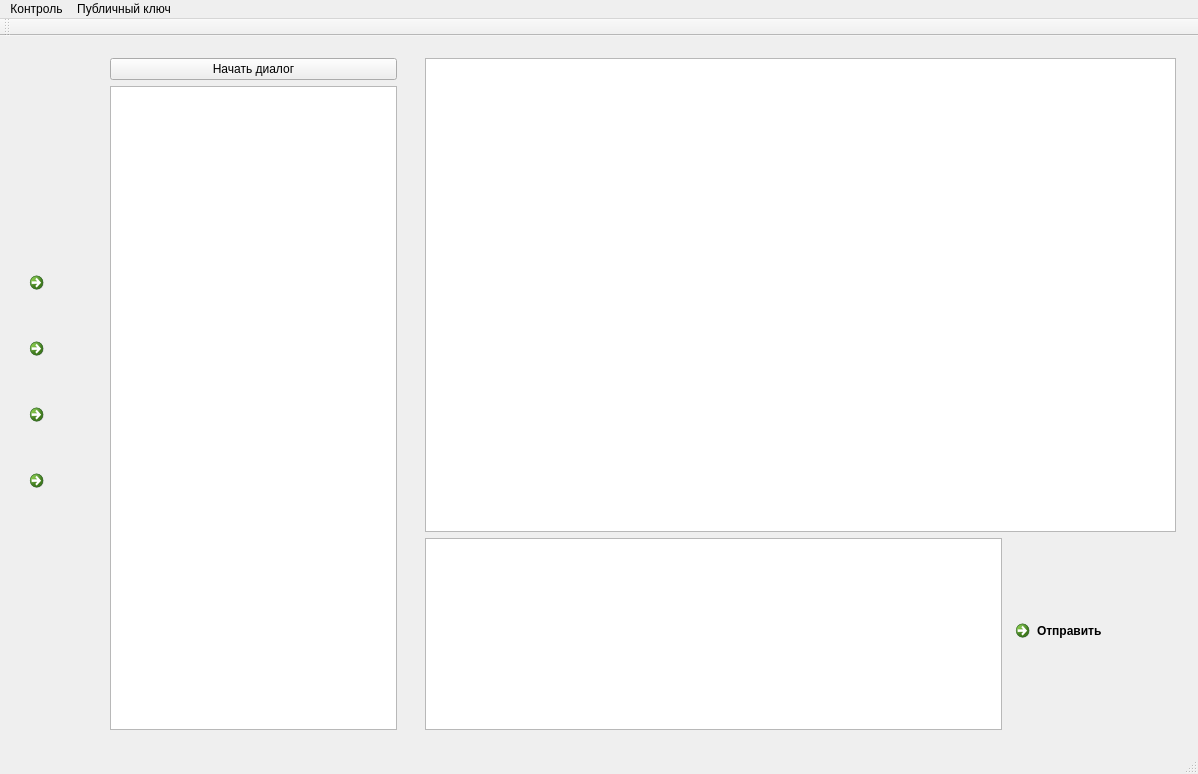
Old version of the form gui/src/mainwindow.ui in the repository sqglobe/SecureDialogues.
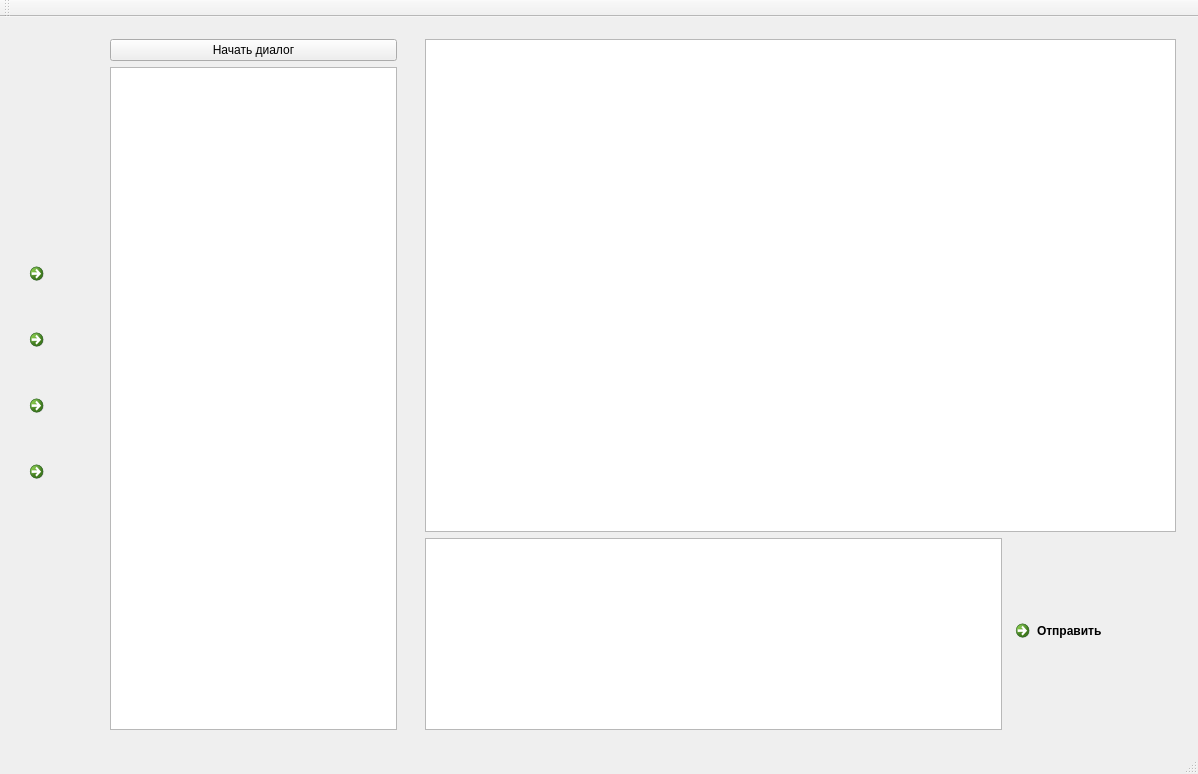
New version of the form. Icons and pictures are not drawn.

Commit message: Added icons for button. Changed menu

Diff of the .ui file:
```diff
--- a/gui/src/mainwindow.ui
+++ b/gui/src/mainwindow.ui
@@ -355,22 +355,6 @@
      <height>22</height>
     </rect>
    </property>
-   <widget class="QMenu" name="menu">
-    <property name="title">
-     <string>Контроль</string>
-    </property>
-    <addaction name="actionContacts"/>
-    <addaction name="actionChannels"/>
-   </widget>
-   <widget class="QMenu" name="menu_2">
-    <property name="title">
-     <string>Публичный ключ</string>
-    </property>
-    <addaction name="generatePublicKeyAction"/>
-    <addaction name="showPublicKeyAction"/>
-   </widget>
-   <addaction name="menu"/>
-   <addaction name="menu_2"/>
   </widget>
   <widget class="QToolBar" name="mainToolBar">
    <attribute name="toolBarArea">
```
Left out of the diff: 20 changed lines with no effect on the pictures. The commit also changes 13 other files.
